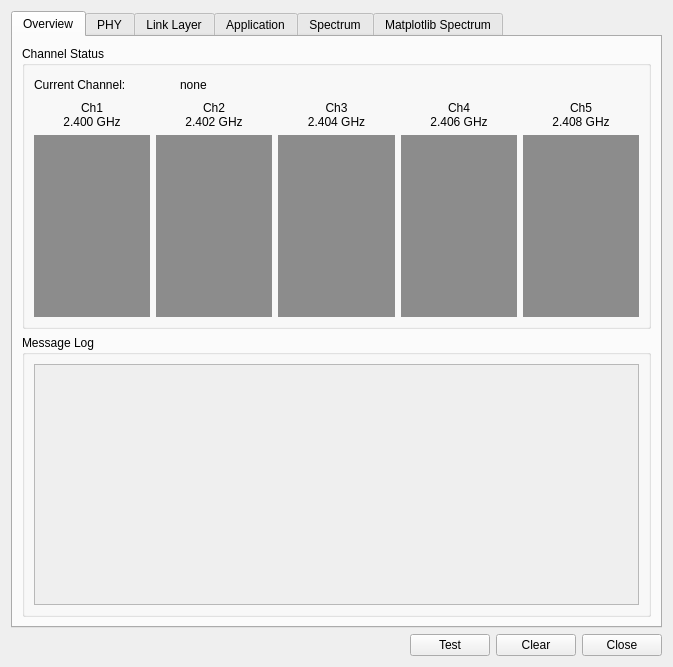
Qt form OSPECORR/components/pySysMoCo/gui.ui (andrepuschmann/OSPECORR) before a commit.
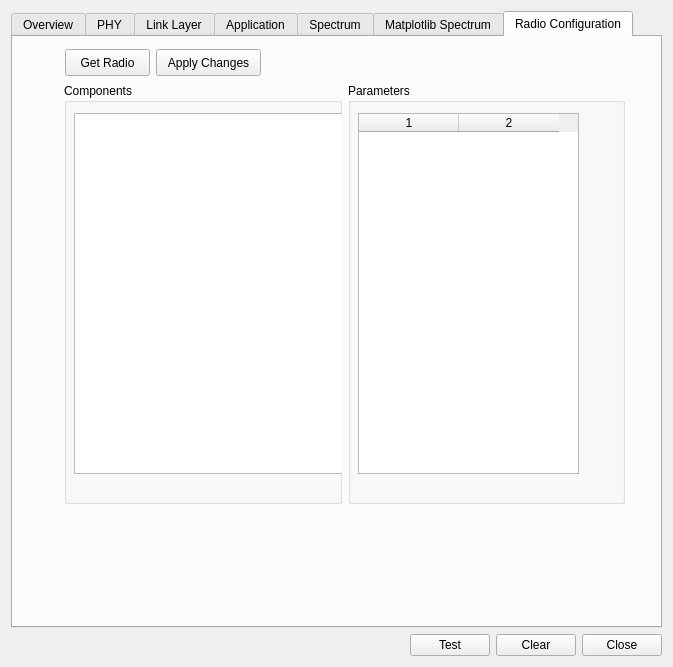
The same form after that commit.

Commit message: add reconf feature to pysysmoco

Diff of the .ui file:
```diff
--- a/OSPECORR/components/pySysMoCo/gui.ui
+++ b/OSPECORR/components/pySysMoCo/gui.ui
@@ -26,7 +26,7 @@
    <item row="0" column="0">
     <widget class="QTabWidget" name="tabWidget">
      <property name="currentIndex">
-      <number>0</number>
+      <number>6</number>
      </property>
      <widget class="QWidget" name="tab_overview">
       <attribute name="title">
@@ -1675,6 +1675,97 @@
        </item>
       </layout>
      </widget>
+     <widget class="QWidget" name="tab">
+      <attribute name="title">
+       <string>Radio Configuration</string>
+      </attribute>
+      <widget class="QWidget" name="horizontalLayoutWidget_2">
+       <property name="geometry">
+        <rect>
+         <x>51</x>
+         <y>46</y>
+         <width>561</width>
+         <height>421</height>
+        </rect>
+       </property>
+       <layout class="QHBoxLayout" name="horizontalLayout_30">
+        <item>
+         <widget class="QGroupBox" name="groupBox_8">
+          <property name="title">
+           <string>Components</string>
+          </property>
+          <widget class="QListWidget" name="componentList">
+           <property name="geometry">
+            <rect>
+             <x>10</x>
+             <y>30</y>
+             <width>271</width>
+             <height>361</height>
+            </rect>
+           </property>
+           <property name="sizePolicy">
+            <sizepolicy hsizetype="Expanding" vsizetype="Maximum">
+             <horstretch>0</horstretch>
+             <verstretch>0</verstretch>
+            </sizepolicy>
+           </property>
+          </widget>
+         </widget>
+        </item>
+        <item>
+         <widget class="QGroupBox" name="groupBox_9">
+          <property name="title">
+           <string>Parameters</string>
+          </property>
+          <widget class="QTableWidget" name="parameterTable">
+           <property name="geometry">
+            <rect>
+             <x>10</x>
+             <y>30</y>
+             <width>221</width>
+             <height>361</height>
+            </rect>
+           </property>
+           <property name="columnCount">
+            <number>2</number>
+           </property>
+           <attribute name="verticalHeaderVisible">
+            <bool>false</bool>
+           </attribute>
+           <column/>
+           <column/>
+          </widget>
+         </widget>
+        </item>
+       </layout>
+      </widget>
+      <widget class="QPushButton" name="getRadioButton">
+       <property name="geometry">
+        <rect>
+         <x>52</x>
+         <y>12</y>
+         <width>85</width>
+         <height>27</height>
+        </rect>
+       </property>
+       <property name="text">
+        <string>Get Radio</string>
+       </property>
+      </widget>
+      <widget class="QPushButton" name="applyChangesButton">
+       <property name="geometry">
+        <rect>
+         <x>143</x>
+         <y>12</y>
+         <width>105</width>
+         <height>27</height>
+        </rect>
+       </property>
+       <property name="text">
+        <string>Apply Changes</string>
+       </property>
+      </widget>
+     </widget>
     </widget>
    </item>
    <item row="1" column="0">
```
Left out of the diff: 76 changed lines with no effect on the pictures. The commit also changes 1 other file.
